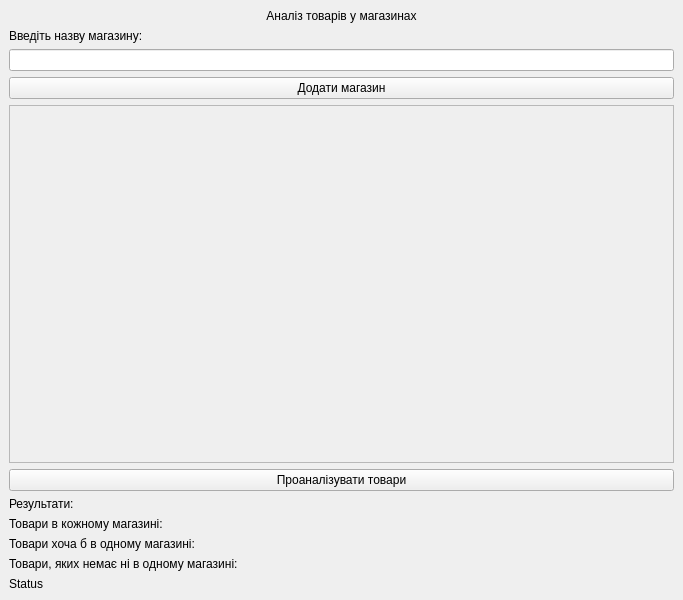
Old version of the form lab9/ui/task2_interface.ui in the repository Ihor-Mykytiuk/university-projects.
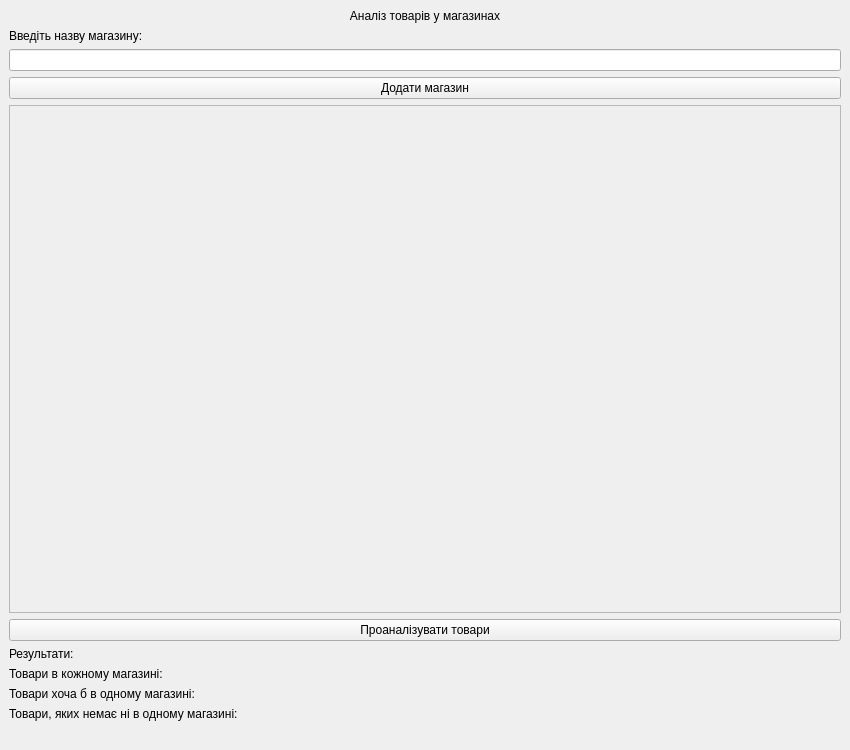
New version of the form.

Commit message: Some changes to code structure and interface size

Diff of the .ui file:
```diff
--- a/lab9/ui/task2_interface.ui
+++ b/lab9/ui/task2_interface.ui
@@ -6,8 +6,8 @@
    <rect>
     <x>0</x>
     <y>0</y>
-    <width>683</width>
-    <height>600</height>
+    <width>850</width>
+    <height>750</height>
    </rect>
   </property>
   <property name="windowTitle">
@@ -56,8 +56,8 @@
         <rect>
          <x>0</x>
          <y>0</y>
-         <width>663</width>
-         <height>326</height>
+         <width>830</width>
+         <height>476</height>
         </rect>
        </property>
       </widget>
@@ -142,7 +142,7 @@
     <item>
      <widget class="QLabel" name="label_status">
       <property name="text">
-       <string>Status</string>
+       <string/>
       </property>
      </widget>
     </item>
```
The commit also changes 3 other files.
